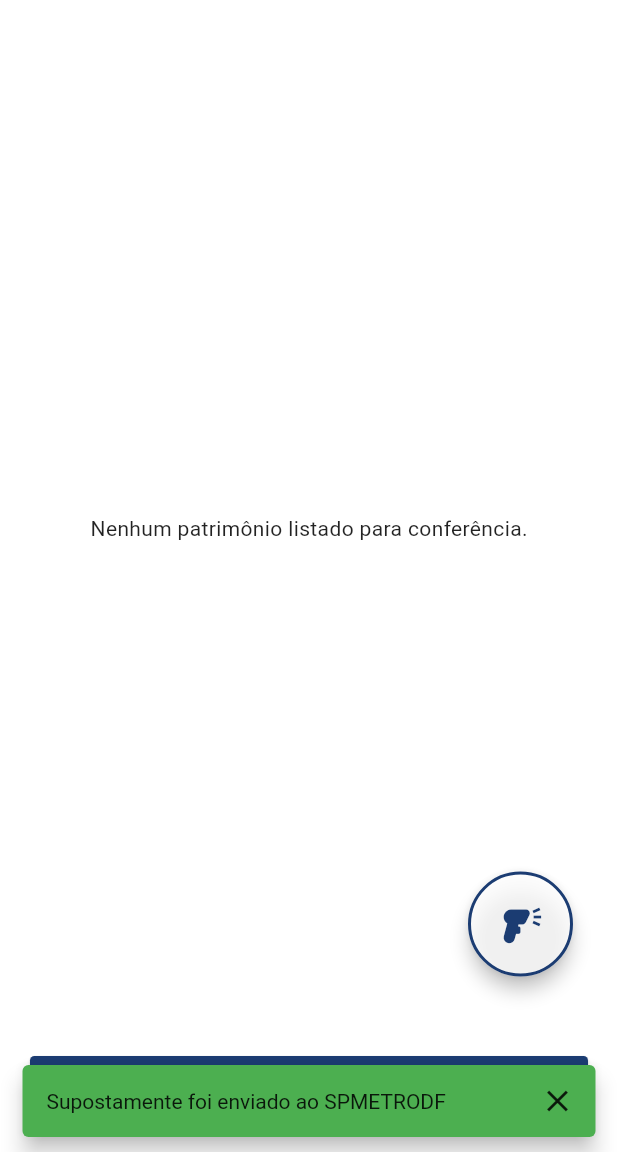
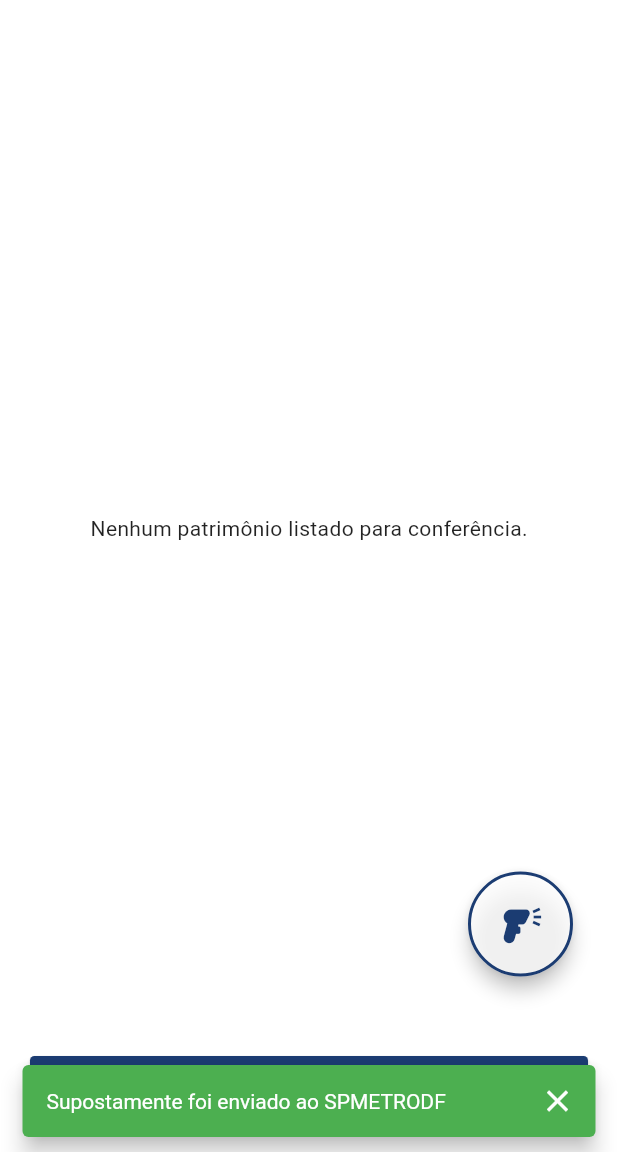
Before and after one commit to KautaLuttembarck/patrimonio, a Flutter app: the ConferenciaPage screen opened by its route, after a tap on "Enviar conferência", on a phone screen of 412 x 824 dp, the part 84-1236 px from its top. Run offline on Flutter 3.47's test engine with Material 3 defaults, Android fonts, the phone set to English and light mode, and no system bars; drawn by our look-alikes of flutter_animate; our stand-ins replace sqflite, vibration; missing offline and left inert: clarity_flutter, simple_barcode_scanner; accounts and stored records are empty; statements that could not run were skipped.

Commit message:
Ajustada a cor da fonte do snackBar no tema claro

```diff
--- a/lib/ui/themes/light_theme.dart
+++ b/lib/ui/themes/light_theme.dart
@@ -169,9 +169,9 @@ final ThemeData lightTheme = ThemeData(
 
   snackBarTheme: SnackBarThemeData(
     showCloseIcon: true,
-    closeIconColor: _baseTextColor,
+    closeIconColor: _reverseTextColor,
     contentTextStyle: TextStyle(
-      color: _baseTextColor,
+      color: _reverseTextColor,
     ),
     behavior: SnackBarBehavior.floating,
   ),
```
